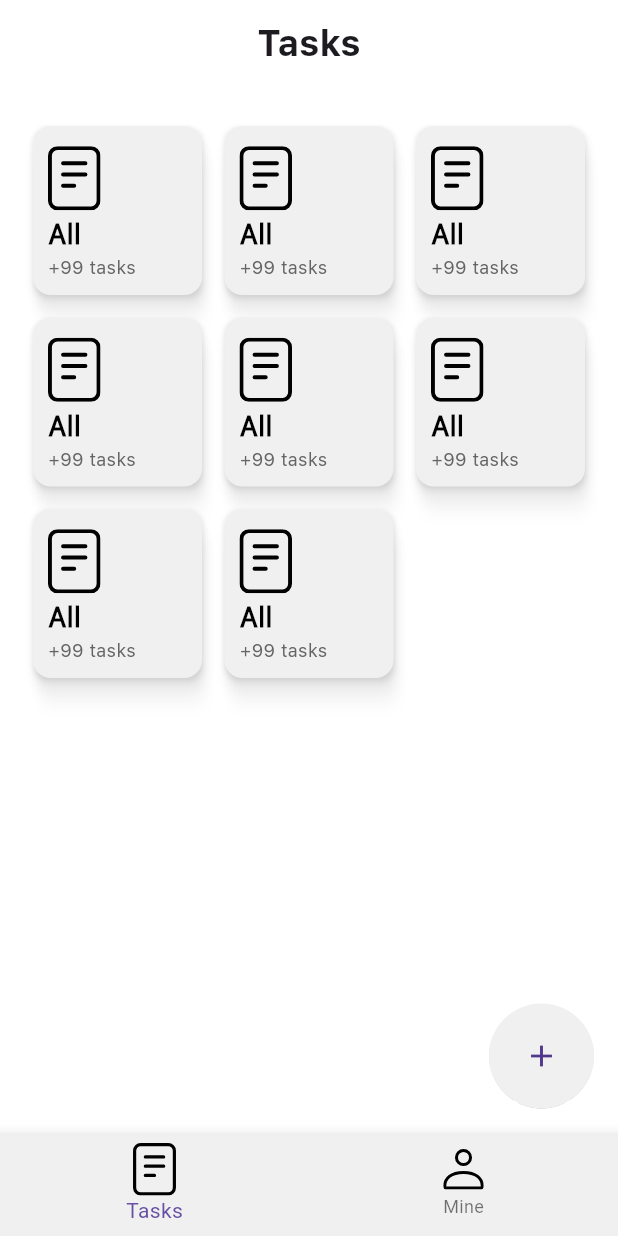
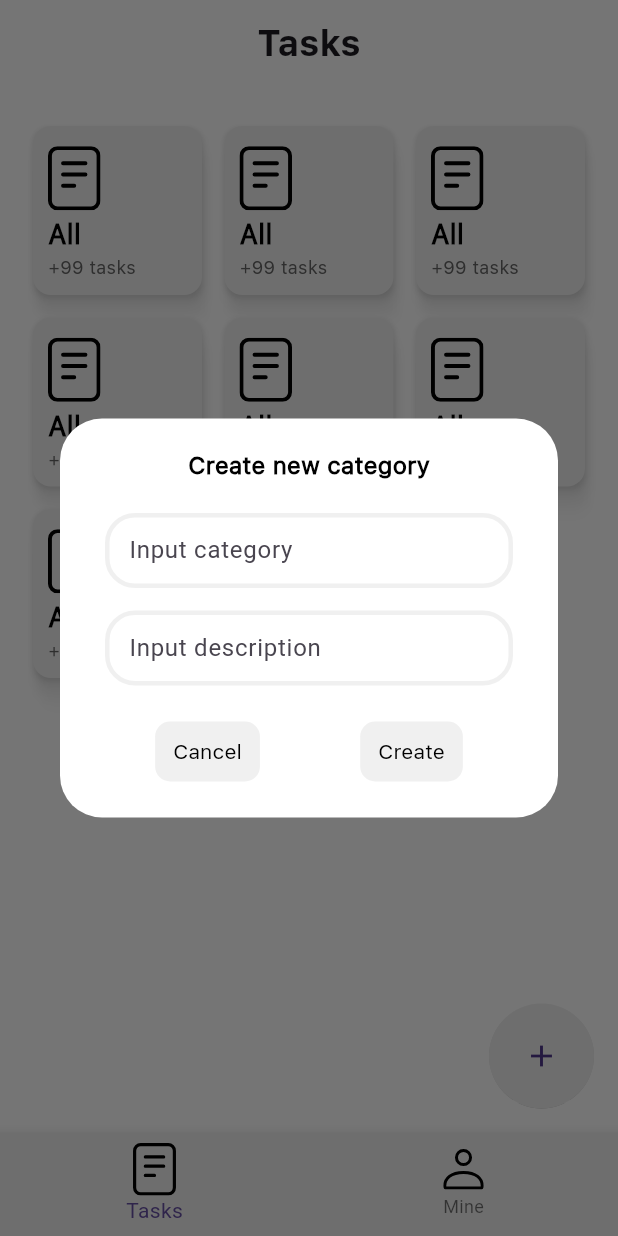
Before and after one commit to flemimac/ToDo-app, a Flutter app: the screen it shows after launch, after a tap on the "add" icon, on a phone screen of 412 x 824 dp. Run offline on Flutter 3.47's test engine with Material 3 defaults, Android fonts, the phone set to English and light mode, and no system bars; our stand-ins replace flutter_svg.

Commit message:
creating a single window for creating a category/task

```diff
--- a/lib/designs/style.dart
+++ b/lib/designs/style.dart
@@ -20,3 +20,24 @@ const TextStyle bodyTextStyle = TextStyle(
   fontWeight: FontWeight.w400,
   color: bodyColor,
 );
+
+const TextStyle dialogHeadTextStyle = TextStyle(
+  fontFamily: 'SFPro-Regular',
+  fontSize: 16,
+  fontWeight: FontWeight.w700,
+  color: headColor,
+);
+
+const TextStyle dialogBodyTextStyle = TextStyle(
+  fontFamily: 'SFPro-Regular',
+  fontSize: 12,
+  fontWeight: FontWeight.w400,
+  color: bodyColor,
+);
+
+const TextStyle buttonTextStyle = TextStyle(
+  fontFamily: 'SFPro-Regular',
+  fontSize: 14,
+  fontWeight: FontWeight.w400,
+  color: headColor,
+);
--- /dev/null
+++ b/lib/designs/widgets/createDialog.dart
@@ -0,0 +1,170 @@
+import 'package:flutter/material.dart';
+
+import 'package:todolist/designs/colors.dart';
+import 'package:todolist/designs/style.dart';
+
+class CreateDialog extends StatelessWidget {
+  const CreateDialog({
+    super.key,
+    required this.title,
+  });
+
+  final String title;
+
+  @override
+  Widget build(BuildContext context) {
+    return Center(
+      child: SizedBox(
+        width: MediaQuery.of(context).size.width * 1,
+        height: MediaQuery.of(context).size.height * 1,
+        child: Dialog(
+          backgroundColor: backgroundColor,
+          child: Padding(
+            padding:
+                const EdgeInsets.only(left: 30, top: 20, right: 30, bottom: 20),
+            child: Column(
+              mainAxisSize: MainAxisSize.min,
+              spacing: 20,
+              children: [
+                Text(
+                  'Create new $title',
+                  style: dialogHeadTextStyle,
+                ),
+                Column(
+                  spacing: 15,
+                  children: [
+                    TextField(
+                      maxLines: 1,
+                      obscureText: true,
+                      decoration: InputDecoration(
+                        enabledBorder: OutlineInputBorder(
+                          borderRadius: BorderRadius.circular(20),
+                          borderSide:
+                              const BorderSide(width: 3, color: primaryColor),
+                        ),
+                        focusedBorder: OutlineInputBorder(
+                          borderRadius: BorderRadius.circular(20),
+                          borderSide:
+                              const BorderSide(width: 3, color: primaryColor),
+                        ),
+                        labelText: 'Input $title',
+                      ),
+                      style: dialogBodyTextStyle,
+                    ),
+                    TextField(
+                      obscureText: true,
+                      decoration: InputDecoration(
+                        border: OutlineInputBorder(
+                          borderRadius: BorderRadius.circular(20),
+                          borderSide:
+                              const BorderSide(width: 3, color: primaryColor),
+                        ),
+                        enabledBorder: OutlineInputBorder(
+                          borderRadius: BorderRadius.circular(20),
+                          borderSide:
+                              const BorderSide(width: 3, color: primaryColor),
+                        ),
+                        focusedBorder: OutlineInputBorder(
+                          borderRadius: BorderRadius.circular(20),
+                          borderSide:
+                              const BorderSide(width: 3, color: primaryColor),
+                        ),
+                        labelText: 'Input description',
+                      ),
+                      style: dialogBodyTextStyle,
+                    ),
+                  ],
+                ),
+                Row(
+                  mainAxisAlignment: MainAxisAlignment.spaceAround,
+                  children: [
+                    Container(
+                      // decoration: BoxDecoration(
+                      //   borderRadius: BorderRadius.circular(10),
+                      //   boxShadow: const [
+                      //     BoxShadow(
+                      //       color: Color.fromRGBO(0, 0, 0, 0.04),
+                      //       offset: Offset(0, 2),
+                      //       blurRadius: 2,
+                      //     ),
+                      //     BoxShadow(
+                      //       color: Color.fromRGBO(0, 0, 0, 0.03),
+                      //       offset: Offset(1, 4),
+                      //       blurRadius: 3,
+                      //     ),
+                      //     BoxShadow(
+                      //       color: Color.fromRGBO(0, 0, 0, 0.01),
+                      //       offset: Offset(1, 5),
+                      //       blurRadius: 5,
+                      //     ),
+                      //     BoxShadow(
+                      //       color: Color.fromRGBO(0, 0, 0, 0.01),
+                      //       offset: Offset(2, 5),
+                      //       blurRadius: 5,
+                      //     ),
+                      //   ],
+                      // ),
+                      child: TextButton(
+                        onPressed: () {},
+                        style: TextButton.styleFrom(
+                            shape: const RoundedRectangleBorder(
+                              borderRadius:
+                                  BorderRadius.all(Radius.circular(10)),
+                            ),
+                            backgroundColor: primaryColor),
+                        child: const Text(
+                          'Cancel',
+                          style: buttonTextStyle,
+                        ),
+                      ),
+                    ),
+                    Container(
+                      // decoration: BoxDecoration(
+                      //   borderRadius: BorderRadius.circular(10),
+                      //   boxShadow: const [
+                      //     BoxShadow(
+                      //       color: Color.fromRGBO(0, 0, 0, 0.04),
+                      //       offset: Offset(0, 2),
+                      //       blurRadius: 2,
+                      //     ),
+                      //     BoxShadow(
+                      //       color: Color.fromRGBO(0, 0, 0, 0.03),
+                      //       offset: Offset(1, 4),
+                      //       blurRadius: 3,
+                      //     ),
+                      //     BoxShadow(
+                      //       color: Color.fromRGBO(0, 0, 0, 0.01),
+                      //       offset: Offset(1, 5),
+                      //       blurRadius: 5,
+                      //     ),
+                      //     BoxShadow(
+                      //       color: Color.fromRGBO(0, 0, 0, 0.01),
+                      //       offset: Offset(2, 5),
+                      //       blurRadius: 5,
+                      //     ),
+                      //   ],
+                      // ),
+                      child: TextButton(
+                        onPressed: () {},
+                        style: TextButton.styleFrom(
+                            shape: const RoundedRectangleBorder(
+                              borderRadius:
+                                  BorderRadius.all(Radius.circular(10)),
+                            ),
+                            backgroundColor: primaryColor),
+                        child: const Text(
+                          'Create',
+                          style: buttonTextStyle,
+                        ),
+                      ),
+                    ),
+                  ],
+                )
+              ],
+            ),
+          ),
+        ),
+      ),
+    );
+  }
+}
--- a/lib/pages/mainTasks/mainTasks_page.dart
+++ b/lib/pages/mainTasks/mainTasks_page.dart
@@ -5,8 +5,9 @@ import 'package:todolist/pages/task/task_page.dart';
 import '../../designs/colors.dart';
 import '../../designs/images.dart';
 import '../../designs/style.dart';
+import '../../designs/widgets/createDialog.dart';
 
-class MainTasksPage extends StatefulWidget {
+class MainTasksPage extends StatelessWidget {
   const MainTasksPage({
     super.key,
     required this.title,
@@ -15,18 +16,13 @@ class MainTasksPage extends StatefulWidget {
   final String title;
 
   @override
-  State<MainTasksPage> createState() => _TasksPageState();
-}
-
-class _TasksPageState extends State<MainTasksPage> {
-  @override
   Widget build(BuildContext context) {
     return Scaffold(
       backgroundColor: backgroundColor,
       appBar: AppBar(
         backgroundColor: backgroundColor,
         title: Text(
-          widget.title,
+          title,
           style: titleTextStyle,
         ),
         centerTitle: true,
@@ -170,7 +166,17 @@ class AddButton extends StatelessWidget {
         width: 70,
         height: 70,
         child: FloatingActionButton(
-          onPressed: () {},
+          onPressed: () {
+            // ignore: avoid_print
+            print('addButton');
+            showDialog(
+              context: context,
+              builder: (BuildContext context) {
+                return const CreateDialog(title: 'category');
+              },
+            );
+            // const CreateDialog(title: 'category');
+          },
           backgroundColor: primaryColor,
           child: addIcon,
         ),
--- a/lib/pages/task/task_page.dart
+++ b/lib/pages/task/task_page.dart
@@ -3,6 +3,7 @@ import 'package:flutter/material.dart';
 import '../../designs/images.dart';
 import '../../designs/style.dart';
 import '../../designs/colors.dart';
+import '../../designs/widgets/createDialog.dart';
 
 class AllTask extends StatelessWidget {
   const AllTask({super.key});
@@ -34,6 +35,9 @@ class AllTask extends StatelessWidget {
         padding: const EdgeInsets.only(left: 28, top: 25, right: 28),
         children: <Widget>[_task()],
       ),
+      bottomNavigationBar: const BottomNavigation(),
+      floatingActionButton: const AddButton(),
+      floatingActionButtonLocation: FloatingActionButtonLocation.endFloat,
     );
   }
 
@@ -127,3 +131,53 @@ class AllTask extends StatelessWidget {
     );
   }
 }
+
+class BottomNavigation extends StatelessWidget {
+  const BottomNavigation({super.key});
+
+  @override
+  Widget build(BuildContext context) {
+    return BottomNavigationBar(
+      backgroundColor: primaryColor,
+      items: [
+        BottomNavigationBarItem(
+          icon: allIcon,
+          label: 'Tasks',
+        ),
+        BottomNavigationBarItem(
+          icon: mineIcon,
+          label: 'Mine',
+        ),
+      ],
+    );
+  }
+}
+
+class AddButton extends StatelessWidget {
+  const AddButton({super.key});
+
+  @override
+  Widget build(BuildContext context) {
+    return ClipOval(
+      child: SizedBox(
+        width: 70,
+        height: 70,
+        child: FloatingActionButton(
+          onPressed: () {
+            // ignore: avoid_print
+            print('addButton');
+            showDialog(
+              context: context,
+              builder: (BuildContext context) {
+                return const CreateDialog(title: 'task');
+              },
+            );
+            // const CreateDialog(title: 'category');
+          },
+          backgroundColor: primaryColor,
+          child: addIcon,
+        ),
+      ),
+    );
+  }
+}
```
